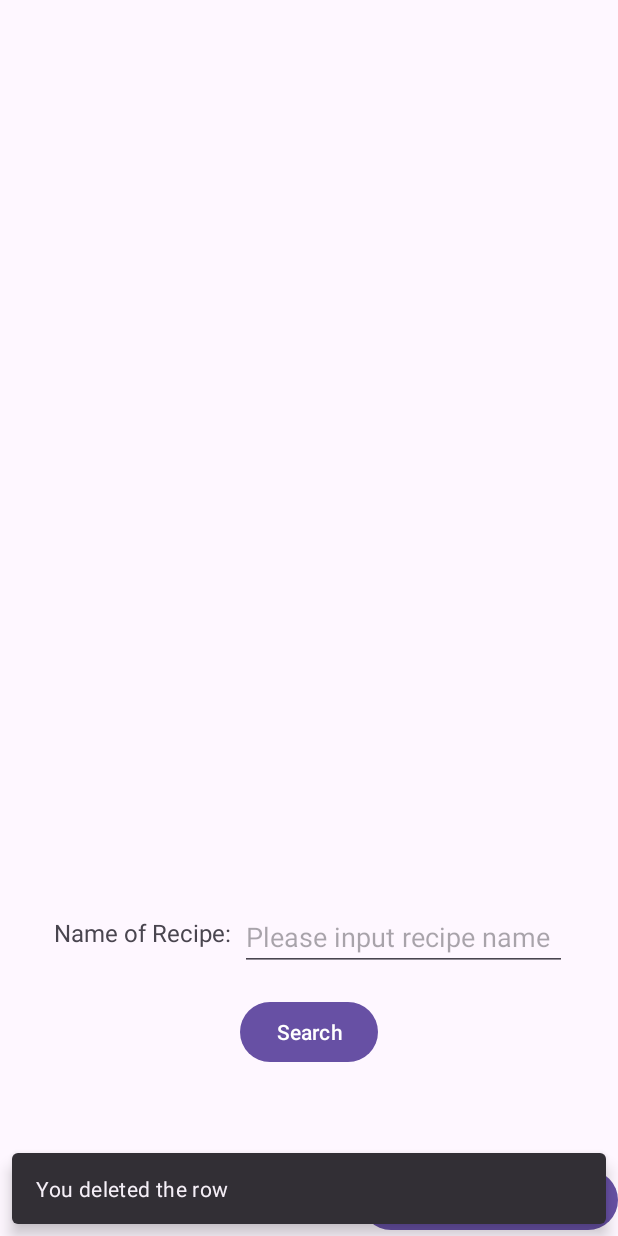
After one commit to wangguosheng0924/FinalProject_Fall23, an Android app: the RecipeMain screen opened directly, with no data from a screen before it, on a phone screen of 412 x 824 dp. The commit adds this screen. Run offline under Robolectric (Android 15) with nearby library versions, the phone set to English and light mode, and no system bars.

Commit message:
Recipe-milestone1

```diff
--- a/app/src/main/AndroidManifest.xml
+++ b/app/src/main/AndroidManifest.xml
@@ -16,7 +16,7 @@
         android:theme="@style/Theme.FinalProject_Fall23"
         tools:targetApi="31">
         <activity
-            android:name=".SunriseMain"
+            android:name=".RecipeMain"
             android:exported="false" />
         <activity
             android:name=".MainActivity"
--- a/app/src/main/java/algonquin/cst2335/finalproject_fall23/MainActivity.java
+++ b/app/src/main/java/algonquin/cst2335/finalproject_fall23/MainActivity.java
@@ -21,5 +21,10 @@ public class MainActivity extends AppCompatActivity {
         binding.sunriseButton.setOnClickListener( click -> {
             startActivity(new Intent(this,SunriseMain.class));
         });
+
+        binding.recipeButton.setOnClickListener( click -> {
+            startActivity(new Intent(this,RecipeMain.class));
+        });
+
     }
 }
--- /dev/null
+++ b/app/src/main/java/algonquin/cst2335/finalproject_fall23/RecipeMain.java
@@ -0,0 +1,93 @@
+package algonquin.cst2335.finalproject_fall23;
+import androidx.annotation.NonNull;
+import androidx.appcompat.app.AlertDialog;
+import androidx.appcompat.app.AppCompatActivity;
+import androidx.recyclerview.widget.LinearLayoutManager;
+import androidx.recyclerview.widget.RecyclerView;
+
+import android.content.Context;
+import android.content.SharedPreferences;
+import android.os.Bundle;
+import android.view.ViewGroup;
+import android.widget.Toast;
+
+import com.google.android.material.snackbar.Snackbar;
+
+import algonquin.cst2335.finalproject_fall23.databinding.ActivityRecipeMainBinding;
+
+public class RecipeMain extends AppCompatActivity {
+
+    ActivityRecipeMainBinding binding;
+
+    @Override
+    protected void onCreate(Bundle savedInstanceState) {
+        super.onCreate(savedInstanceState);
+
+        binding = ActivityRecipeMainBinding.inflate(getLayoutInflater());
+        setContentView(binding.getRoot());
+
+        // Set up RecyclerView and Adapter
+        binding.recyclerViewResults.setLayoutManager(new LinearLayoutManager(this));
+        binding.recyclerViewResults.setAdapter(new RecyclerView.Adapter() {
+            @NonNull
+            @Override
+            public RecyclerView.ViewHolder onCreateViewHolder(@NonNull ViewGroup parent, int viewType) {
+                return null;
+            }
+
+            @Override
+            public void onBindViewHolder(@NonNull RecyclerView.ViewHolder holder, int position) {
+
+            }
+
+            @Override
+            public int getItemCount() {
+                return 0;
+            }
+        });
+
+        // Show a Toast
+        Toast.makeText(this, "Version 1.0, created by Jingyi Zhou", Toast.LENGTH_LONG).show();
+
+        // Show a Snackbar
+        Snackbar.make(binding.getRoot(), "You deleted the row", Snackbar.LENGTH_LONG)
+                .show();
+
+        // Show a AlertDialog
+        AlertDialog.Builder builder = new AlertDialog.Builder(RecipeMain.this);
+        builder.setTitle("Question");
+        builder.setMessage("Do you want to delete the message?");
+        builder.setNegativeButton("No", (btn, obj) -> {/*if no is clicked*/});
+        builder.setPositiveButton("Yes", (p1, p2) -> {
+// code here
+
+        });
+        builder.create().show();
+
+
+        SharedPreferences prefs = getSharedPreferences("MyData", Context.MODE_PRIVATE);
+
+        // Click handler for the buttonSearch
+        binding.buttonSearch.setOnClickListener(click ->{
+            String newRecipe = binding.editTextRecipe.getText().toString();
+
+            // Save the entered Recipe to disk (SharedPreferences)
+            SharedPreferences.Editor editor = prefs.edit();
+            editor.putString("Recipe", binding.editTextRecipe.getText().toString());
+            editor.apply();//send to disk
+// code here
+        });
+
+        // Load the last entered Latitude and Longitude from SharedPreferences
+        String lastEnteredRecipe = prefs.getString("Recipe", "");
+        binding.editTextRecipe.setText(lastEnteredRecipe);
+
+
+        // Handle the backToMainActivityButton click
+        binding.backToMainActivityButton.setOnClickListener(click -> {
+            // to go back:
+            finish();
+        });
+
+    };
+}
--- /dev/null
+++ b/app/src/main/res/layout/activity_recipe_main.xml
@@ -0,0 +1,61 @@
+<?xml version="1.0" encoding="utf-8"?>
+<androidx.constraintlayout.widget.ConstraintLayout xmlns:android="http://schemas.android.com/apk/res/android"
+    xmlns:app="http://schemas.android.com/apk/res-auto"
+    xmlns:tools="http://schemas.android.com/tools"
+    android:layout_width="match_parent"
+    android:layout_height="match_parent"
+    tools:context=".SunriseMain">
+
+    <androidx.recyclerview.widget.RecyclerView
+        android:id="@+id/recyclerViewResults"
+        android:layout_width="0dp"
+        android:layout_height="0dp"
+        app:layout_constraintBottom_toBottomOf="parent"
+        app:layout_constraintEnd_toEndOf="parent"
+        app:layout_constraintHorizontal_bias="0.0"
+        app:layout_constraintStart_toStartOf="parent"
+        app:layout_constraintTop_toTopOf="parent"
+        app:layout_constraintVertical_bias="0.0" />
+
+
+    <TextView
+        android:id="@+id/textViewRecipe"
+        android:layout_width="124dp"
+        android:layout_height="37dp"
+        android:layout_gravity="center_vertical"
+        android:layout_marginStart="36dp"
+        android:layout_marginBottom="16dp"
+        android:text="Name of Recipe: "
+        android:textSize="16dp"
+        app:layout_constraintBottom_toTopOf="@+id/buttonSearch"
+        app:layout_constraintStart_toStartOf="parent" />
+
+    <EditText
+        android:id="@+id/editTextRecipe"
+        android:layout_width="218dp"
+        android:layout_height="42dp"
+        android:layout_marginTop="-5dp"
+        android:hint="Please input recipe name"
+        app:layout_constraintStart_toEndOf="@+id/textViewRecipe"
+        app:layout_constraintTop_toTopOf="@+id/textViewRecipe" />
+
+    <Button
+        android:id="@+id/buttonSearch"
+        android:layout_width="wrap_content"
+        android:layout_height="wrap_content"
+        android:layout_below="@id/editTextRecipe"
+        android:layout_marginBottom="112dp"
+        android:text="Search"
+        app:layout_constraintBottom_toBottomOf="parent"
+        app:layout_constraintEnd_toEndOf="parent"
+        app:layout_constraintStart_toStartOf="parent" />
+
+    <Button
+        android:id="@+id/backToMainActivityButton"
+        android:layout_width="wrap_content"
+        android:layout_height="wrap_content"
+        android:text="Back to Home Page"
+        app:layout_constraintBottom_toBottomOf="parent"
+        app:layout_constraintEnd_toEndOf="parent" />
+
+</androidx.constraintlayout.widget.ConstraintLayout>
```
